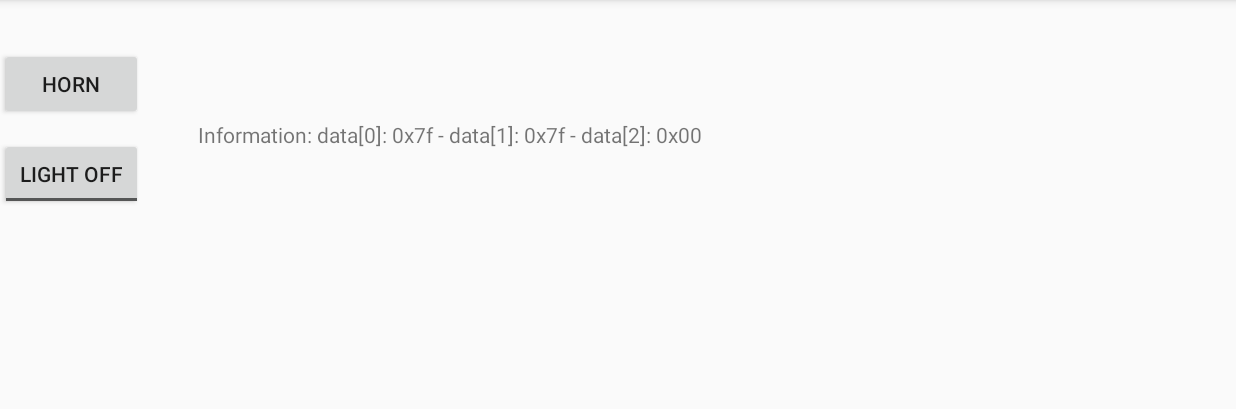
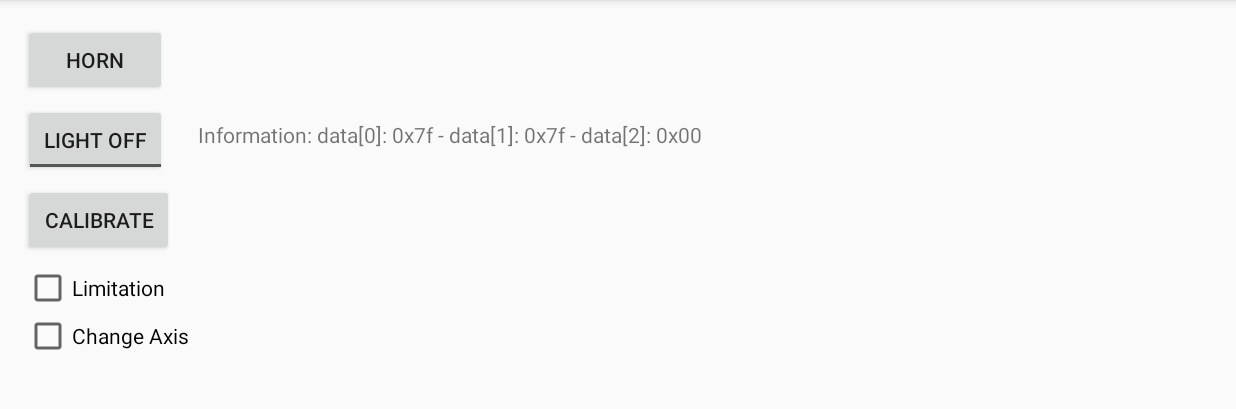
Before and after one commit to rene-langer/rccar_android, an Android app: the ControlMotionActivity screen opened directly, with no data from a screen before it, on a phone screen of 824 x 412 dp (held sideways), the part 72-481 px from its top. Run offline under Robolectric (Android 15) with nearby library versions, the phone set to English and light mode, and no system bars.

Commit message:
Limitation added. Layout updated.

```diff
--- a/app/src/main/java/de/haw_hamburg/bachelorprojekt_rc/rccar/ControlMotionActivity.java
+++ b/app/src/main/java/de/haw_hamburg/bachelorprojekt_rc/rccar/ControlMotionActivity.java
@@ -12,6 +12,7 @@ import android.util.Log;
 import android.view.MotionEvent;
 import android.view.View;
 import android.widget.Button;
+import android.widget.CheckBox;
 import android.widget.CompoundButton;
 import android.widget.TextView;
 import android.widget.Toast;
@@ -22,11 +23,13 @@ public class ControlMotionActivity extends AppCompatActivity implements SensorEv
 
     // Drive (Gyro)
     TextView textViewCurrentDriveMotion;
-    float positionDriveMotion;
+    float positionDrive;
+    float positionDriveOffset;
 
     // Steering (Gyro)
     TextView textViewCurrentSteeringMotion;
-    float positionSteeringMotion;
+    float positionSteering;
+    float positionSteeringOffset;
 
     // Drive + Steering (Gyro)
     SensorManager sensorManager;
@@ -35,6 +38,11 @@ public class ControlMotionActivity extends AppCompatActivity implements SensorEv
     // Buttons (Light and Horn)
     Button buttonHornMotion;
     ToggleButton toggleButtonLightMotion;
+    Button buttonCalibrationMotion;
+
+    // CheckBoxs (Change Axis and Limitation
+    CheckBox checkBoxChangeAxisMotion;
+    CheckBox checkBoxLimitationMotion;
 
     // Send data
     private SocketClient client = null;
@@ -44,7 +52,7 @@ public class ControlMotionActivity extends AppCompatActivity implements SensorEv
     byte[] data;
     int hornIsActive;
     int lightIsActive;
-
+    boolean calibrateIsActive;
 
     @Override
     protected void onCreate(Bundle savedInstanceState) {
@@ -70,15 +78,26 @@ public class ControlMotionActivity extends AppCompatActivity implements SensorEv
             startActivity(intent);
         }
 
-        // Buttons (Light and Horn)
+        // Buttons (Light, Horn and Calibration)
         buttonHornMotion = (Button) findViewById(R.id.buttonHornMotion);
         buttonHornMotion.setOnTouchListener(this);
         ToggleButton toggleButtonLightMotion = (ToggleButton) findViewById(R.id.toggleButtonLightMotion);
         toggleButtonLightMotion.setOnCheckedChangeListener(this);
+        buttonCalibrationMotion = (Button) findViewById(R.id.buttonCalibrationMotion);
+        buttonCalibrationMotion.setOnTouchListener(this);
+
+        // CheckBoxs (Change Axis and Limitation)
+        checkBoxChangeAxisMotion = (CheckBox) findViewById(R.id.checkBoxChangeAxisMotion);
+        checkBoxLimitationMotion = (CheckBox) findViewById(R.id.checkBoxLimitationMotion);
 
         // Reset information
+        positionDrive = 0;
+        positionDriveOffset = 0;
+        positionSteering = 0;
+        positionSteeringOffset = 0;
         hornIsActive = 0;
         lightIsActive = 0;
+        calibrateIsActive = false;
 
         // Send data output
         textViewSendMotion = (TextView) findViewById(R.id.textViewSendMotion);
@@ -119,8 +138,8 @@ public class ControlMotionActivity extends AppCompatActivity implements SensorEv
     // Send information
     public void send() {
         data = new byte[3];
-        data[0] = (byte) positionDriveMotion;
-        data[1] = (byte) positionSteeringMotion;
+        data[0] = (byte) positionDrive;
+        data[1] = (byte) positionSteering;
         data[2] = (byte) (128 * lightIsActive + 64 * hornIsActive);
 
         // Output
@@ -135,8 +154,11 @@ public class ControlMotionActivity extends AppCompatActivity implements SensorEv
     // Method for Button
     @Override
     public boolean onTouch(View v, MotionEvent event) {
+
+        switch(v.getId()) {
+            case R.id.buttonHornMotion:     // Button Horn
                 boolean performClick = v.performClick();
-        switch(event.getAction()) {
+                switch (event.getAction()) {
                     case MotionEvent.ACTION_DOWN:   // pressed
                         hornIsActive = 1;
                         break;
@@ -144,6 +166,9 @@ public class ControlMotionActivity extends AppCompatActivity implements SensorEv
                     case MotionEvent.ACTION_CANCEL: // released
                         hornIsActive = 0;
                         break;
+                }
+            case R.id.buttonCalibrationMotion:  // Button Calibration
+                calibrateIsActive = true;
         }
 
         // Sending data
@@ -168,34 +193,50 @@ public class ControlMotionActivity extends AppCompatActivity implements SensorEv
     @Override
     public void onSensorChanged(SensorEvent event) {
 
+        // Calibration
+        if (calibrateIsActive) {
+            positionSteeringOffset = event.values[1];
+            positionDriveOffset = event.values[0];
+
+            // reset
+            calibrateIsActive = false;
+        }
+
         // get sensor information and calculate steering
-        positionSteeringMotion = event.values[1];
+        positionSteering = event.values[1] - positionSteeringOffset;
 
-        if (positionSteeringMotion < -5)
-            positionSteeringMotion = 0;
-        else if (positionSteeringMotion > 5)
-            positionSteeringMotion = 255;
+        if (positionSteering < -5)
+            positionSteering = 0;
+        else if (positionSteering > 5)
+            positionSteering = 255;
         else
-            positionSteeringMotion = Math.round((positionSteeringMotion + 5) * 256 / 10);
+            positionSteering = Math.round((positionSteering + 5) * 256 / 10);
+
 
         // get sensor information and calculate drive
-        positionDriveMotion = -event.values[0];
+        positionDrive = -event.values[0] + positionDriveOffset;
 
-        if (positionDriveMotion < -7)
-            positionDriveMotion = 0;
-        else if (positionDriveMotion > 3)
-            positionDriveMotion = 255;
+        if (positionDrive < -5)
+            positionDrive = 0;
+        else if (positionDrive > 5)
+            positionDrive = 255;
         else
-            positionDriveMotion = Math.round((positionDriveMotion + 7) * 256 / 10);
+            positionDrive = Math.round((positionDrive + 7) * 256 / 10);
 
         // Calculate correct steering
         //output = (input - input_start)*output_range / input_range + output_start;
 
+        // Limitation
+        if (checkBoxLimitationMotion.isChecked()) {
+            if (positionDrive >= 200)
+                positionDrive = 200;
+        }
+
         // set current Steering
-        textViewCurrentSteeringMotion.setText(String.format("%s", Float.toString(positionSteeringMotion)));
+        textViewCurrentSteeringMotion.setText(String.format("%s", Float.toString(positionSteering)));
 
         // set current drive
-        textViewCurrentDriveMotion.setText(String.format("%s", Float.toString(positionDriveMotion)));
+        textViewCurrentDriveMotion.setText(String.format("%s", Float.toString(positionDrive)));
 
         // send data
         send();
--- a/app/src/main/res/layout/activity_control_motion.xml
+++ b/app/src/main/res/layout/activity_control_motion.xml
@@ -47,7 +47,8 @@
         android:id="@+id/buttonHornMotion"
         android:layout_width="95dp"
         android:layout_height="wrap_content"
-        android:layout_marginTop="32dp"
+        android:layout_marginStart="16dp"
+        android:layout_marginTop="16dp"
         android:text="Horn"
         app:layout_constraintStart_toStartOf="parent"
         app:layout_constraintTop_toTopOf="parent" />
@@ -56,7 +57,8 @@
         android:id="@+id/toggleButtonLightMotion"
         android:layout_width="95dp"
         android:layout_height="wrap_content"
-        android:layout_marginTop="12dp"
+        android:layout_marginStart="16dp"
+        android:layout_marginTop="5dp"
         android:checked="false"
         android:text="ToggleButton"
         android:textOff="Light Off"
@@ -64,4 +66,33 @@
         app:layout_constraintStart_toStartOf="parent"
         app:layout_constraintTop_toBottomOf="@+id/buttonHornMotion" />
 
+    <Button
+        android:id="@+id/buttonCalibrationMotion"
+        android:layout_width="100dp"
+        android:layout_height="wrap_content"
+        android:layout_marginStart="16dp"
+        android:layout_marginTop="5dp"
+        android:text="Calibrate"
+        app:layout_constraintStart_toStartOf="parent"
+        app:layout_constraintTop_toBottomOf="@+id/toggleButtonLightMotion" />
+
+    <CheckBox
+        android:id="@+id/checkBoxChangeAxisMotion"
+        android:layout_width="wrap_content"
+        android:layout_height="wrap_content"
+        android:layout_marginStart="16dp"
+        android:text="Change Axis"
+        app:layout_constraintStart_toStartOf="parent"
+        app:layout_constraintTop_toBottomOf="@+id/checkBoxLimitationMotion" />
+
+    <CheckBox
+        android:id="@+id/checkBoxLimitationMotion"
+        android:layout_width="wrap_content"
+        android:layout_height="wrap_content"
+        android:layout_marginStart="16dp"
+        android:layout_marginTop="5dp"
+        android:text="Limitation"
+        app:layout_constraintStart_toStartOf="parent"
+        app:layout_constraintTop_toBottomOf="@+id/buttonCalibrationMotion" />
+
 </android.support.constraint.ConstraintLayout>
```
Lines whose indentation alone changed are shown as unchanged.
